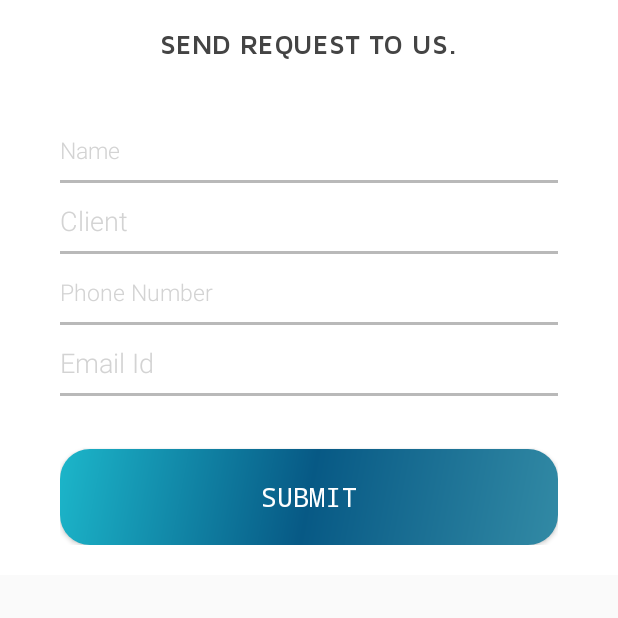
After one commit to pankrawat844/ZcoolSupport, an Android app: the NewRequestActivity screen opened directly, with no data from a screen before it, on a phone screen of 412 x 824 dp, the top half of it. The commit adds this screen. Run offline under Robolectric (Android 15) with nearby library versions, the phone set to English and light mode, and no system bars; our stand-ins replace data binding.

Commit message:
new request

```diff
--- a/app/src/main/AndroidManifest.xml
+++ b/app/src/main/AndroidManifest.xml
@@ -12,7 +12,8 @@
         android:roundIcon="@mipmap/ic_launcher_round"
         android:supportsRtl="true"
         android:theme="@style/AppTheme">
-        <activity android:name=".raiseticket.RaiseTicketActivity"></activity>
+        <activity android:name=".request.NewRequestActivity"></activity>
+        <activity android:name=".raiseticket.RaiseTicketActivity" />
         <activity android:name=".LoginActivity" />
         <activity android:name=".MainActivity" />
         <activity android:name=".SplashActivity">
--- a/app/src/main/java/com/app/zcoolsupport/raiseticket/RaiseTicketActivity.kt
+++ b/app/src/main/java/com/app/zcoolsupport/raiseticket/RaiseTicketActivity.kt
@@ -1,5 +1,6 @@
 package com.app.zcoolsupport.raiseticket
 
+import android.content.Context
 import androidx.appcompat.app.AppCompatActivity
 import android.os.Bundle
 import android.widget.ArrayAdapter
@@ -8,6 +9,8 @@ import androidx.databinding.DataBindingUtil
 import androidx.lifecycle.ViewModelProviders
 import com.app.zcoolsupport.R
 import com.app.zcoolsupport.databinding.ActivityRaiseTicketBinding
+import com.app.zcoolsupport.utils.hide
+import com.app.zcoolsupport.utils.show
 import kotlinx.android.synthetic.main.activity_raise_ticket.*
 import kotlinx.coroutines.CoroutineScope
 import kotlinx.coroutines.Dispatchers
@@ -29,8 +32,11 @@ class RaiseTicketActivity : AppCompatActivity(),KodeinAware,RaiseTicketListener
         viewmodel.raiseTicketListener=this
         viewmodel?.getCompanies()
         complaint_type.setItems("AMC","Warranty")
+       viewmodel.complaint_type="AMC"
         priority.setItems("High","Medium","Low")
+        viewmodel.priority="High"
         type.setItems("Mechanical","Electrical")
+        viewmodel.type="Mechanical"
         complaint_type.setOnItemSelectedListener { view, position, id, item ->
             viewmodel.complaint_type=item.toString()
 //            Toast.makeText(this@RaiseTicketActivity, item.toString(), Toast.LENGTH_SHORT).show()
@@ -45,30 +51,37 @@ class RaiseTicketActivity : AppCompatActivity(),KodeinAware,RaiseTicketListener
 //            Toast.makeText(this@RaiseTicketActivity, item.toString(), Toast.LENGTH_SHORT).show()
         }
     submit.setOnClickListener {
-        CoroutineScope(Dispatchers.IO).launch {
+        CoroutineScope(Dispatchers.Main).launch {
             viewmodel.saveComplaint(it)
         }
     }
     }
 
     override fun onStarted() {
+        progress_bar.show()
         viewmodel.name=name.text.toString()
         viewmodel.phone=phone_no.text.toString()
         viewmodel.complaint=complaint.text.toString()
+        viewmodel.userid=getSharedPreferences("app", Context.MODE_PRIVATE).getString("id","")
     }
 
     override fun onCompaniesSuccess(list: List<String>) {
         company_name.setItems(list)
+        viewmodel.company=list[0]
         company_name.setOnItemSelectedListener { view, position, id, item ->
             viewmodel.company=item.toString()
 //            Toast.makeText(this@RaiseTicketActivity, item.toString(), Toast.LENGTH_SHORT).show()
         }
     }
 
-    override fun onSuccess() {
+    override fun onSuccess(msg: String) {
+        progress_bar.hide()
+        Toast.makeText(this@RaiseTicketActivity, msg, Toast.LENGTH_SHORT).show()
     }
 
     override fun onFailour(msg: String) {
+        progress_bar.hide()
+        Toast.makeText(this@RaiseTicketActivity, msg, Toast.LENGTH_SHORT).show()
 
     }
 
--- a/app/src/main/java/com/app/zcoolsupport/raiseticket/RaiseTicketListener.kt
+++ b/app/src/main/java/com/app/zcoolsupport/raiseticket/RaiseTicketListener.kt
@@ -3,6 +3,6 @@ package com.app.zcoolsupport.raiseticket
 interface RaiseTicketListener {
     fun onStarted()
     fun onCompaniesSuccess(list: List<String>)
-    fun onSuccess()
+    fun onSuccess(msg: String)
     fun onFailour(msg:String)
 }
--- a/app/src/main/java/com/app/zcoolsupport/raiseticket/RaiseTicketViewModel.kt
+++ b/app/src/main/java/com/app/zcoolsupport/raiseticket/RaiseTicketViewModel.kt
@@ -13,6 +13,7 @@ import org.json.JSONObject
 import retrofit2.Call
 import retrofit2.Callback
 import retrofit2.Response
+import java.lang.Exception
 
 class RaiseTicketViewModel(val repository: Repository):ViewModel() {
     var name:String?=null
@@ -62,8 +63,20 @@ class RaiseTicketViewModel(val repository: Repository):ViewModel() {
             return
 
         }
-//        CoroutineScope(Dispatchers.Main).launch {
-            repository.saveComplaint(name!!,company!!,phone!!,complaint_type!!,priority!!,type!!,complaint!!,userid!!).enqueue(object :Callback<RaiseTicketResponse>{
+       try {
+
+
+           CoroutineScope(Dispatchers.Main).launch {
+               repository.saveComplaint(
+                   name!!,
+                   company!!,
+                   phone!!,
+                   complaint_type!!,
+                   priority!!,
+                   type!!,
+                   complaint!!,
+                   userid!!
+               ).enqueue(object : Callback<RaiseTicketResponse> {
                    override fun onFailure(call: Call<RaiseTicketResponse>, t: Throwable) {
                        raiseTicketListener?.onFailour(t.message!!)
 
@@ -73,15 +86,24 @@ class RaiseTicketViewModel(val repository: Repository):ViewModel() {
                        call: Call<RaiseTicketResponse>,
                        response: Response<RaiseTicketResponse>
                    ) {
-                    response.body().let {
+                       if(response.isSuccessful) {
+                               raiseTicketListener?.onSuccess(response.body()?.message!!)
 
-                        raiseTicketListener?.onCompaniesSuccess(list!!)
-                        return@let
+//                           raiseTicketListener?.onFailour(response.message())
+                       }else
+                       {
+                           raiseTicketListener?.onFailour(
+                               JSONObject(response.errorBody()?.string()).getString(
+                                   "message"
+                               )
+                           )
                        }
-                    raiseTicketListener?.onFailour("Companies not Loaded.")
                    }
 
                })
-//        }
+           }
+       }catch (e:Exception){
+           raiseTicketListener?.onFailour(e.message!!)
        }
     }
+}
--- /dev/null
+++ b/app/src/main/java/com/app/zcoolsupport/request/NewRequestActivity.kt
@@ -0,0 +1,13 @@
+package com.app.zcoolsupport.request
+
+import androidx.appcompat.app.AppCompatActivity
+import android.os.Bundle
+import com.app.zcoolsupport.R
+
+class NewRequestActivity : AppCompatActivity() {
+
+    override fun onCreate(savedInstanceState: Bundle?) {
+        super.onCreate(savedInstanceState)
+        setContentView(R.layout.activity_new_request)
+    }
+}
--- a/app/src/main/java/com/app/zcoolsupport/response/RaiseTicketResponse.kt
+++ b/app/src/main/java/com/app/zcoolsupport/response/RaiseTicketResponse.kt
@@ -1,4 +1,10 @@
 package com.app.zcoolsupport.response
 
-class RaiseTicketResponse {
-}
+import com.google.gson.annotations.SerializedName
+
+class RaiseTicketResponse(
+    @SerializedName("success")
+    val success: Boolean?,
+    @SerializedName("message")
+    val message: String?
+)
--- /dev/null
+++ b/app/src/main/res/layout/activity_new_request.xml
@@ -0,0 +1,161 @@
+<?xml version="1.0" encoding="utf-8"?>
+<layout
+    xmlns:android="http://schemas.android.com/apk/res/android"
+    xmlns:app="http://schemas.android.com/apk/res-auto">
+    <data>
+        <variable
+            name="viewmodel"
+            type="com.app.zcoolsupport.raiseticket.RaiseTicketViewModel" />
+    </data>
+    <ScrollView
+
+        android:layout_width="match_parent"
+        android:layout_height="wrap_content">
+        <androidx.constraintlayout.widget.ConstraintLayout
+
+            android:layout_width="match_parent"
+            android:layout_height="match_parent"
+            android:background="@color/white"
+            android:orientation="vertical"
+            >
+
+            <LinearLayout
+                android:layout_width="match_parent"
+                android:layout_height="match_parent"
+                android:layout_marginLeft="40dp"
+                android:layout_marginRight="40dp"
+                android:orientation="vertical">
+
+                <TextView
+                    android:layout_width="wrap_content"
+                    android:layout_height="wrap_content"
+                    android:layout_gravity="center"
+                    android:layout_marginTop="18dp"
+                    android:fontFamily="@font/maven_pro_bold"
+                    android:text="Send Request To Us."
+                    android:textColor="#444444"
+                    android:textAllCaps="true"
+                    android:textSize="18dp" />
+
+                <EditText
+                    android:id="@+id/name"
+                    android:layout_width="match_parent"
+                    android:layout_height="40dp"
+                    android:layout_marginTop="40dp"
+                    android:background="#00000000"
+                    android:fontFamily="@font/roboto_light"
+                    android:inputType="text"
+                    android:hint="Name"
+                    android:textSize="15dp"
+                    android:textColor="#000"
+                    android:textColorHint="#d3d3d3" />
+
+                <View
+                    android:layout_width="match_parent"
+                    android:layout_height="2dp"
+                    android:background="#b9b9b9" />
+
+                <EditText
+                    android:id="@+id/client"
+                    android:layout_width="match_parent"
+                    android:layout_height="40dp"
+                    android:layout_marginTop="5dp"
+                    android:background="#00000000"
+                    android:fontFamily="@font/roboto_light"
+                    android:hint="Client"
+                    app:ms_padding_left="0dp"
+                    app:ms_padding_right="0dp"
+                    app:ms_padding_top="0dp"
+                    app:ms_padding_bottom="0dp"
+                    android:inputType="text"
+                    android:textColor="#000"
+                    app:ms_popup_padding_left="2dp"
+                    android:textColorHint="#d3d3d3" />
+                <View
+                    android:layout_width="match_parent"
+                    android:layout_height="2dp"
+                    android:background="#b9b9b9" />
+                <EditText
+                    android:id="@+id/phone_no"
+                    android:layout_width="match_parent"
+                    android:layout_height="40dp"
+                    android:layout_marginTop="5dp"
+                    android:background="#00000000"
+                    android:fontFamily="@font/roboto_light"
+                    android:hint="Phone Number"
+                    android:text=""
+                    android:inputType="phone"
+                    android:textSize="15dp"
+                    android:textColor="#000"
+                    android:textColorHint="#d3d3d3" />
+
+                <View
+                    android:layout_width="match_parent"
+                    android:layout_height="2dp"
+                    android:background="#b9b9b9" />
+                <EditText
+                    android:id="@+id/complaint_type"
+                    android:layout_width="match_parent"
+                    android:layout_height="40dp"
+                    android:layout_marginTop="5dp"
+                    android:background="#00000000"
+                    android:fontFamily="@font/roboto_light"
+                     android:hint="Email Id"
+                    app:ms_padding_left="0dp"
+                    app:ms_padding_right="0dp"
+                    app:ms_padding_top="0dp"
+                    app:ms_padding_bottom="0dp"
+                    app:ms_popup_padding_left="2dp"
+                    android:inputType="text"
+                    android:textColor="#000"
+                    android:textColorHint="#d3d3d3" />
+
+                <View
+                    android:layout_width="match_parent"
+                    android:layout_height="2dp"
+                    android:background="#b9b9b9" />
+
+
+
+
+
+                <FrameLayout
+                    android:layout_width="match_parent"
+                    android:layout_height="wrap_content"
+                    android:layout_gravity="center"
+                    android:layout_marginTop="25dp"
+                    android:layout_marginBottom="20dp"
+                    app:layout_constraintTop_toBottomOf="@+id/complaint"
+
+                    >
+
+                    <Button
+                        android:id="@+id/submit"
+                        android:layout_width="match_parent"
+                        android:layout_height="wrap_content"
+                        android:text="Submit"
+                        app:layout_constraintEnd_toEndOf="parent"
+                        app:layout_constraintStart_toStartOf="parent"
+                        android:padding="20dp"
+                        android:textSize="17dp"
+                        android:fontFamily="monospace"
+                        android:textColor="@android:color/white"
+                        android:layout_marginTop="10dp"
+                        android:background="@drawable/btn_bg"/>
+                </FrameLayout>
+
+            </LinearLayout>
+
+            <ProgressBar
+                android:id="@+id/progress_bar"
+                android:layout_width="wrap_content"
+                android:layout_height="wrap_content"
+                android:layout_centerInParent="true"
+                app:layout_constraintBottom_toBottomOf="parent"
+                app:layout_constraintStart_toStartOf="parent"
+                app:layout_constraintEnd_toEndOf="parent"
+                app:layout_constraintTop_toTopOf="parent"
+                android:visibility="gone" />
+        </androidx.constraintlayout.widget.ConstraintLayout>
+    </ScrollView>
+</layout>
--- a/app/src/main/res/layout/activity_raise_ticket.xml
+++ b/app/src/main/res/layout/activity_raise_ticket.xml
@@ -31,9 +31,10 @@
             android:layout_height="wrap_content"
             android:layout_gravity="center"
             android:layout_marginTop="18dp"
-            android:fontFamily="@font/maven_pro_regular"
-            android:text="Please fill the form."
+            android:fontFamily="@font/maven_pro_bold"
+            android:text="Please fill the Complaint."
             android:textColor="#444444"
+            android:textAllCaps="true"
             android:textSize="18dp" />
 
         <EditText
```
Lines whose indentation alone changed are shown as unchanged.
